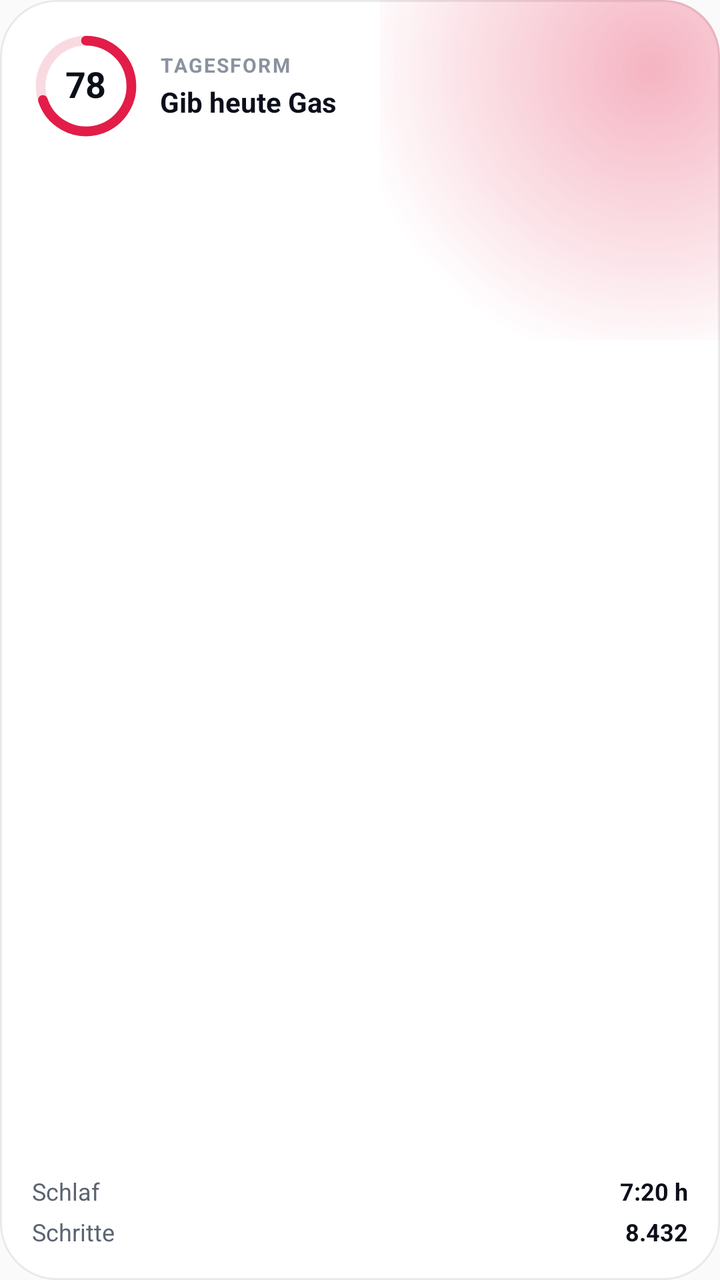
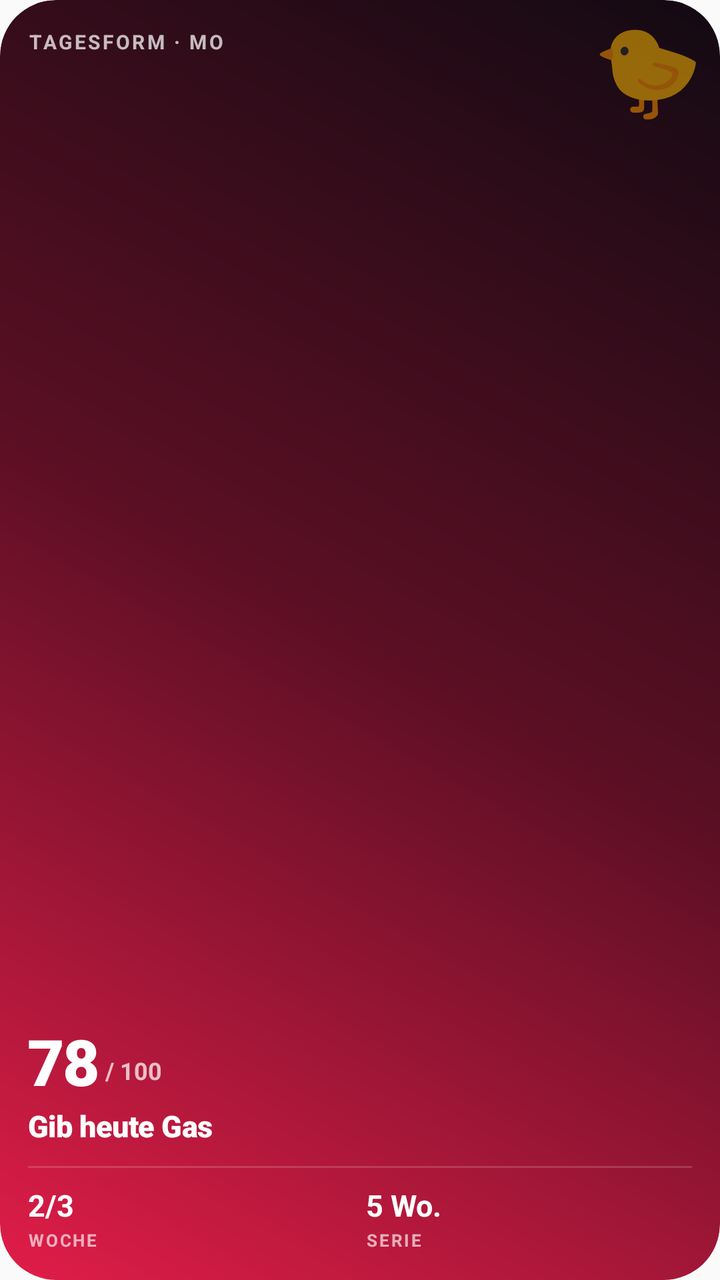

Two renders of the same Android screen: before a commit and after it. Below are the layout's source before the change and the commit's diff.
<!-- AndroidManifest.xml: application theme AppTheme -->
<!-- res/layout/widget_readiness.xml -->
<?xml version="1.0" encoding="utf-8"?>
<FrameLayout xmlns:android="http://schemas.android.com/apk/res/android"
    android:id="@android:id/background"
    style="@style/WidgetFb.Card">

    <ImageView android:id="@+id/glow" style="@style/WidgetFb.Glow" />

    <include
        android:id="@+id/empty"
        layout="@layout/widget_empty"
        android:visibility="gone" />

    <LinearLayout
        android:id="@+id/content"
        style="@style/WidgetFb.Content">

        <LinearLayout
            android:layout_width="match_parent"
            android:layout_height="wrap_content"
            android:gravity="center_vertical"
            android:orientation="horizontal">

            <FrameLayout
                android:layout_width="54dp"
                android:layout_height="54dp">

                <ImageView android:id="@+id/ring" style="@style/WidgetFb.Ring" />

                <TextView
                    android:id="@+id/score"
                    style="@style/WidgetFb.Number"
                    android:layout_gravity="center"
                    android:text="78"
                    android:textSize="18sp" />
            </FrameLayout>

            <LinearLayout
                android:layout_width="0dp"
                android:layout_height="wrap_content"
                android:layout_marginStart="10dp"
                android:layout_weight="1"
                android:orientation="vertical">

                <TextView
                    android:id="@+id/overline"
                    style="@style/WidgetFb.Overline"
                    android:letterSpacing="0.08"
                    android:text="Tagesform" />

                <TextView
                    android:id="@+id/advice"
                    style="@style/WidgetFb.Title"
                    android:layout_marginTop="2dp"
                    android:text="Gib heute Gas"
                    android:textSize="14sp" />
            </LinearLayout>
        </LinearLayout>

        <FrameLayout style="@style/WidgetFb.Fill" />

        <LinearLayout
            android:id="@+id/stat1"
            android:layout_width="match_parent"
            android:layout_height="wrap_content"
            android:orientation="horizontal">

            <TextView
                android:id="@+id/stat1_label"
                style="@style/WidgetFb.Body"
                android:layout_width="0dp"
                android:layout_weight="1"
                android:text="Schlaf" />

            <TextView
                android:id="@+id/stat1_value"
                style="@style/WidgetFb.Value"
                android:text="7:20 h" />
        </LinearLayout>

        <LinearLayout
            android:id="@+id/stat2"
            android:layout_width="match_parent"
            android:layout_height="wrap_content"
            android:layout_marginTop="4dp"
            android:orientation="horizontal">

            <TextView
                android:id="@+id/stat2_label"
                style="@style/WidgetFb.Body"
                android:layout_width="0dp"
                android:layout_weight="1"
                android:text="Schritte" />

            <TextView
                android:id="@+id/stat2_value"
                style="@style/WidgetFb.Value"
                android:text="8.432" />
        </LinearLayout>
    </LinearLayout>
</FrameLayout>
<!-- res/layout/widget_empty.xml (included above) -->
<?xml version="1.0" encoding="utf-8"?>
<LinearLayout xmlns:android="http://schemas.android.com/apk/res/android"
    android:layout_width="match_parent"
    android:layout_height="match_parent"
    android:gravity="center"
    android:orientation="vertical"
    android:padding="@dimen/widget_pad">

    <TextView
        android:id="@+id/empty_title"
        style="@style/WidgetFb.Title"
        android:gravity="center"
        android:textSize="14sp" />

    <TextView
        android:id="@+id/empty_hint"
        style="@style/WidgetFb.Muted"
        android:layout_width="match_parent"
        android:layout_marginTop="4dp"
        android:gravity="center"
        android:maxLines="2" />
</LinearLayout>
<!-- resources referenced by this layout -->
<resources>
  <dimen name="widget_pad">16dp</dimen>
  <style name="WidgetFb.Body">
          <item name="android:layout_width">wrap_content</item>
          <item name="android:layout_height">wrap_content</item>
          <item name="android:textColor">@color/widget_text2</item>
          <item name="android:textSize">12sp</item>
          <item name="android:maxLines">1</item>
          <item name="android:ellipsize">end</item>
      </style>
  <style name="WidgetFb.Card">
          <item name="android:layout_width">match_parent</item>
          <item name="android:layout_height">match_parent</item>
          <item name="android:background">@drawable/widget_card</item>
      </style>
  <style name="WidgetFb.Content">
          <item name="android:layout_width">match_parent</item>
          <item name="android:layout_height">match_parent</item>
          <item name="android:padding">@dimen/widget_pad</item>
          <item name="android:orientation">vertical</item>
      </style>
  <style name="WidgetFb.Glow">
          <item name="android:layout_width">170dp</item>
          <item name="android:layout_height">170dp</item>
          <item name="android:layout_gravity">top|end</item>
          <item name="android:scaleType">fitXY</item>
          <item name="android:src">@drawable/widget_glow_preview</item>
          <item name="android:importantForAccessibility">no</item>
      </style>
  <style name="WidgetFb.Muted">
          <item name="android:layout_width">wrap_content</item>
          <item name="android:layout_height">wrap_content</item>
          <item name="android:textColor">@color/widget_muted</item>
          <item name="android:textSize">11sp</item>
          <item name="android:maxLines">1</item>
          <item name="android:ellipsize">end</item>
      </style>
  <style name="WidgetFb.Number">
          <item name="android:layout_width">wrap_content</item>
          <item name="android:layout_height">wrap_content</item>
          <item name="android:textColor">@color/widget_text</item>
          <item name="android:textSize">30sp</item>
          <item name="android:textStyle">bold</item>
          <item name="android:fontFamily">sans-serif</item>
          <item name="android:letterSpacing">-0.02</item>
          <item name="android:fontFeatureSettings">tnum</item>
          <item name="android:includeFontPadding">false</item>
          <item name="android:maxLines">1</item>
      </style>
  <style name="WidgetFb.Overline">
          <item name="android:layout_width">wrap_content</item>
          <item name="android:layout_height">wrap_content</item>
          <item name="android:textColor">@color/widget_muted</item>
          <item name="android:textSize">10sp</item>
          <item name="android:textStyle">bold</item>
          <item name="android:letterSpacing">0.12</item>
          <item name="android:textAllCaps">true</item>
          <item name="android:maxLines">1</item>
          <item name="android:ellipsize">end</item>
      </style>
  <style name="WidgetFb.Ring">
          <item name="android:layout_width">match_parent</item>
          <item name="android:layout_height">match_parent</item>
          <item name="android:scaleType">fitCenter</item>
          <item name="android:src">@drawable/widget_ring_preview</item>
          <item name="android:importantForAccessibility">no</item>
      </style>
  <style name="WidgetFb.Title">
          <item name="android:layout_width">match_parent</item>
          <item name="android:layout_height">wrap_content</item>
          <item name="android:textColor">@color/widget_text</item>
          <item name="android:textSize">16sp</item>
          <item name="android:textStyle">bold</item>
          <item name="android:ellipsize">end</item>
          <item name="android:maxLines">2</item>
          <item name="android:lineSpacingMultiplier">0.95</item>
      </style>
  <style name="WidgetFb.Value">
          <item name="android:layout_width">wrap_content</item>
          <item name="android:layout_height">wrap_content</item>
          <item name="android:textColor">@color/widget_text</item>
          <item name="android:textSize">12sp</item>
          <item name="android:textStyle">bold</item>
          <item name="android:fontFeatureSettings">tnum</item>
          <item name="android:maxLines">1</item>
      </style>
  <color name="widget_text2">#5B6472</color>
  <!-- drawable widget_card (drawable) -->
  <?xml version="1.0" encoding="utf-8"?>
  <shape xmlns:android="http://schemas.android.com/apk/res/android" android:shape="rectangle">
      <solid android:color="@color/widget_card" />
      <stroke android:width="1dp" android:color="@color/widget_stroke" />
      <corners android:radius="@dimen/widget_radius" />
  </shape>
  <!-- drawable widget_glow_preview (drawable) -->
  <?xml version="1.0" encoding="utf-8"?>
  <shape xmlns:android="http://schemas.android.com/apk/res/android" android:shape="rectangle">
      <gradient
          android:centerX="0.8"
          android:centerY="0.2"
          android:endColor="#00E11D48"
          android:gradientRadius="150dp"
          android:startColor="#55E11D48"
          android:type="radial" />
  </shape>
  <color name="widget_muted">#8A92A0</color>
  <color name="widget_text">#0B0F19</color>
  <!-- drawable widget_ring_preview (drawable) -->
  <?xml version="1.0" encoding="utf-8"?>
  <vector xmlns:android="http://schemas.android.com/apk/res/android"
      android:width="96dp"
      android:height="96dp"
      android:viewportWidth="100"
      android:viewportHeight="100">
      <path
          android:pathData="M50,8 A42,42 0 1,1 49.99,8"
          android:strokeWidth="9"
          android:strokeColor="#29E11D48" />
      <path
          android:pathData="M50,8 A42,42 0 1,1 10.06,62.98"
          android:strokeLineCap="round"
          android:strokeWidth="9"
          android:strokeColor="#E11D48" />
  </vector>
  <color name="widget_card">#FFFFFF</color>
  <color name="widget_stroke">#140B0F19</color>
  <!-- unchanged entries left out for length: 3 -->
</resources>

<!-- the commit's change to res/layout/widget_readiness.xml (unified diff, before → after) -->
@@ -1,123 +1,178 @@
 <?xml version="1.0" encoding="utf-8"?>
 <FrameLayout xmlns:android="http://schemas.android.com/apk/res/android"
     android:id="@android:id/background"
-    style="@style/WidgetFb.Card">
+    style="@style/WidgetFb.Hero">
 
-    <ImageView android:id="@+id/glow" style="@style/WidgetFb.Glow" />
+    <ImageView android:id="@+id/art" style="@style/WidgetFb.Art" />
 
     <include
         android:id="@+id/empty"
-        layout="@layout/widget_empty"
+        layout="@layout/widget_empty_hero"
         android:visibility="gone" />
 
     <LinearLayout
         android:id="@+id/content"
-        style="@style/WidgetFb.Content">
+        style="@style/WidgetFb.HeroContent">
 
-        <LinearLayout
-            android:layout_width="match_parent"
-            android:layout_height="wrap_content"
-            android:gravity="center_vertical"
-            android:orientation="horizontal">
-
-            <FrameLayout
-                android:layout_width="54dp"
-                android:layout_height="54dp">
-
-                <ImageView android:id="@+id/ring" style="@style/WidgetFb.Ring" />
-
-                <TextView
-                    android:id="@+id/score"
-                    style="@style/WidgetFb.Number"
-                    android:layout_gravity="center"
-                    android:text="78"
-                    android:textSize="18sp" />
-            </FrameLayout>
-
-            <LinearLayout
-                android:layout_width="0dp"
-                android:layout_height="wrap_content"
-                android:layout_marginStart="10dp"
-                android:layout_weight="1"
-                android:orientation="vertical">
-
-                <TextView
-                    android:id="@+id/overline"
-                    style="@style/WidgetFb.Overline"
-                    android:letterSpacing="0.08"
-                    android:text="Tagesform" />
-
-                <TextView
-                    android:id="@+id/advice"
-                    style="@style/WidgetFb.Title"
-                    android:layout_marginTop="2dp"
-                    android:text="Gib heute Gas"
-                    android:textSize="14sp" />
-            </LinearLayout>
-        </LinearLayout>
+        <TextView
+            android:id="@+id/overline"
+            style="@style/WidgetFb.HeroOverline"
+            android:layout_marginEnd="54dp"
+            android:text="Tagesform · Mo" />
 
         <FrameLayout style="@style/WidgetFb.Fill" />
 
         <LinearLayout
-            android:id="@+id/stat1"
-            android:layout_width="match_parent"
+            android:id="@+id/score_row"
+            android:layout_width="wrap_content"
             android:layout_height="wrap_content"
+            android:gravity="bottom"
             android:orientation="horizontal">
 
             <TextView
-                android:id="@+id/stat1_label"
-                style="@style/WidgetFb.Body"
-                android:layout_width="0dp"
-                android:layout_weight="1"
-                android:text="Schlaf" />
+                android:id="@+id/score"
+                style="@style/WidgetFb.HeroNumber"
+                android:text="78" />
 
             <TextView
-                android:id="@+id/stat1_value"
-                style="@style/WidgetFb.Value"
-                android:text="7:20 h" />
+                style="@style/WidgetFb.HeroBody"
+                android:layout_marginStart="3dp"
+                android:layout_marginBottom="3dp"
+                android:text="/ 100"
+                android:textStyle="bold" />
+        </LinearLayout>
+
+        <TextView
+            android:id="@+id/advice"
+            style="@style/WidgetFb.HeroTitle"
+            android:layout_marginTop="2dp"
+            android:text="Gib heute Gas"
+            android:textSize="15sp" />
+
+        <include layout="@layout/widget_hero_stats" />
+    </LinearLayout>
+
+    <include
+        layout="@layout/widget_hero_buddy"
+        android:layout_width="64dp"
+        android:layout_height="64dp"
+        android:layout_gravity="top|end"
+        android:layout_marginTop="4dp"
+        android:layout_marginEnd="4dp" />
+</FrameLayout>
+<!-- res/layout/widget_empty_hero.xml (included above) -->
+<?xml version="1.0" encoding="utf-8"?>
+<LinearLayout xmlns:android="http://schemas.android.com/apk/res/android"
+    android:layout_width="match_parent"
+    android:layout_height="match_parent"
+    android:gravity="bottom|start"
+    android:orientation="vertical"
+    android:padding="14dp">
+
+    <TextView
+        android:id="@+id/empty_title"
+        style="@style/WidgetFb.HeroTitle"
+        android:textSize="16sp" />
+
+    <TextView
+        android:id="@+id/empty_hint"
+        style="@style/WidgetFb.HeroBody"
+        android:layout_width="match_parent"
+        android:layout_marginTop="4dp"
+        android:maxLines="2" />
+</LinearLayout>
+<!-- res/layout/widget_hero_stats.xml (included above) -->
+<?xml version="1.0" encoding="utf-8"?>
+<LinearLayout xmlns:android="http://schemas.android.com/apk/res/android"
+    android:layout_width="match_parent"
+    android:layout_height="wrap_content"
+    android:layout_marginTop="10dp"
+    android:orientation="vertical">
+
+    <FrameLayout
+        android:id="@+id/divider"
+        android:layout_width="match_parent"
+        android:layout_height="1dp"
+        android:background="@drawable/widget_hero_line" />
+
+    <LinearLayout
+        android:id="@+id/stats"
+        android:layout_width="match_parent"
+        android:layout_height="wrap_content"
+        android:layout_marginTop="8dp"
+        android:orientation="horizontal">
+
+        <LinearLayout
+            android:id="@+id/stat1"
+            android:layout_width="0dp"
+            android:layout_height="wrap_content"
+            android:layout_weight="1"
+            android:orientation="vertical">
+
+            <TextView android:id="@+id/stat1_value" style="@style/WidgetFb.HeroStatValue" android:text="2/3" />
+            <TextView android:id="@+id/stat1_label" style="@style/WidgetFb.HeroStatLabel" android:text="Woche" />
         </LinearLayout>
 
         <LinearLayout
             android:id="@+id/stat2"
-            android:layout_width="match_parent"
+            android:layout_width="0dp"
             android:layout_height="wrap_content"
-            android:layout_marginTop="4dp"
-            android:orientation="horizontal">
+            android:layout_marginStart="6dp"
+            android:layout_weight="1"
+            android:orientation="vertical">
 
-            <TextView
-                android:id="@+id/stat2_label"
-                style="@style/WidgetFb.Body"
-                android:layout_width="0dp"
-                android:layout_weight="1"
-                android:text="Schritte" />
+            <TextView android:id="@+id/stat2_value" style="@style/WidgetFb.HeroStatValue" android:text="5 Wo." />
+            <TextView android:id="@+id/stat2_label" style="@style/WidgetFb.HeroStatLabel" android:text="Serie" />
+        </LinearLayout>
 
-            <TextView
-                android:id="@+id/stat2_value"
-                style="@style/WidgetFb.Value"
-                android:text="8.432" />
+        <LinearLayout
+            android:id="@+id/stat3"
+            android:layout_width="0dp"
+            android:layout_height="wrap_content"
+            android:layout_marginStart="6dp"
+            android:layout_weight="1"
+            android:orientation="vertical"
+            android:visibility="gone">
+
+            <TextView android:id="@+id/stat3_value" style="@style/WidgetFb.HeroStatValue" />
+            <TextView android:id="@+id/stat3_label" style="@style/WidgetFb.HeroStatLabel" />
         </LinearLayout>
+
+        
+        <FrameLayout
+            android:id="@+id/seal_space"
+            android:layout_width="48dp"
+            android:layout_height="1dp"
+            android:visibility="gone" />
     </LinearLayout>
-</FrameLayout>
-<!-- res/layout/widget_empty.xml (included above) -->
+</LinearLayout>
+<!-- res/layout/widget_hero_buddy.xml (included above) -->
 <?xml version="1.0" encoding="utf-8"?>
-<LinearLayout xmlns:android="http://schemas.android.com/apk/res/android"
-    android:layout_width="match_parent"
-    android:layout_height="match_parent"
-    android:gravity="center"
-    android:orientation="vertical"
-    android:padding="@dimen/widget_pad">
+<FrameLayout xmlns:android="http://schemas.android.com/apk/res/android"
+    android:id="@+id/buddy_box"
+    android:layout_width="64dp"
+    android:layout_height="64dp"
+    android:layout_gravity="top|end"
+    android:layout_marginTop="4dp"
+    android:layout_marginEnd="4dp">
+
+    <ImageView
+        android:id="@+id/buddy"
+        android:layout_width="match_parent"
+        android:layout_height="match_parent"
+        android:contentDescription="Buddy"
+        android:scaleType="fitCenter"
+        android:visibility="gone" />
 
     <TextView
-        android:id="@+id/empty_title"
-        style="@style/WidgetFb.Title"
+        android:id="@+id/buddy_emoji"
+        android:layout_width="match_parent"
+        android:layout_height="match_parent"
+        android:autoSizeMaxTextSize="80sp"
+        android:autoSizeMinTextSize="20sp"
+        android:autoSizeTextType="uniform"
         android:gravity="center"
-        android:textSize="14sp" />
-
-    <TextView
-        android:id="@+id/empty_hint"
-        style="@style/WidgetFb.Muted"
-        android:layout_width="match_parent"
-        android:layout_marginTop="4dp"
-        android:gravity="center"
-        android:maxLines="2" />
-</LinearLayout>
+        android:includeFontPadding="false"
+        android:padding="6dp"
+        android:text="🐤" />
+</FrameLayout>
<!-- resource entries referenced after the edit -->
@@ -1,57 +1,50 @@
 <!-- resources referenced by this layout -->
 <resources>
-  <dimen name="widget_pad">16dp</dimen>
-  <style name="WidgetFb.Body">
+  <!-- drawable widget_hero_line (drawable) -->
+  <?xml version="1.0" encoding="utf-8"?>
+  <shape xmlns:android="http://schemas.android.com/apk/res/android" android:shape="rectangle">
+      <solid android:color="@color/hero_line" />
+  </shape>
+  <style name="WidgetFb.Art">
+          <item name="android:layout_width">match_parent</item>
+          <item name="android:layout_height">match_parent</item>
+          <item name="android:scaleType">centerCrop</item>
+          <item name="android:importantForAccessibility">no</item>
+      </style>
+  <style name="WidgetFb.Hero">
+          <item name="android:layout_width">match_parent</item>
+          <item name="android:layout_height">match_parent</item>
+          <item name="android:background">@drawable/widget_hero</item>
+      </style>
+  <style name="WidgetFb.HeroBody">
           <item name="android:layout_width">wrap_content</item>
           <item name="android:layout_height">wrap_content</item>
-          <item name="android:textColor">@color/widget_text2</item>
+          <item name="android:textColor">@color/hero_text2</item>
           <item name="android:textSize">12sp</item>
           <item name="android:maxLines">1</item>
           <item name="android:ellipsize">end</item>
       </style>
-  <style name="WidgetFb.Card">
+  <style name="WidgetFb.HeroContent">
           <item name="android:layout_width">match_parent</item>
           <item name="android:layout_height">match_parent</item>
-          <item name="android:background">@drawable/widget_card</item>
-      </style>
-  <style name="WidgetFb.Content">
-          <item name="android:layout_width">match_parent</item>
-          <item name="android:layout_height">match_parent</item>
-          <item name="android:padding">@dimen/widget_pad</item>
+          <item name="android:padding">14dp</item>
           <item name="android:orientation">vertical</item>
       </style>
-  <style name="WidgetFb.Glow">
-          <item name="android:layout_width">170dp</item>
-          <item name="android:layout_height">170dp</item>
-          <item name="android:layout_gravity">top|end</item>
-          <item name="android:scaleType">fitXY</item>
-          <item name="android:src">@drawable/widget_glow_preview</item>
-          <item name="android:importantForAccessibility">no</item>
-      </style>
-  <style name="WidgetFb.Muted">
+  <style name="WidgetFb.HeroNumber">
           <item name="android:layout_width">wrap_content</item>
           <item name="android:layout_height">wrap_content</item>
-          <item name="android:textColor">@color/widget_muted</item>
-          <item name="android:textSize">11sp</item>
-          <item name="android:maxLines">1</item>
-          <item name="android:ellipsize">end</item>
-      </style>
-  <style name="WidgetFb.Number">
-          <item name="android:layout_width">wrap_content</item>
-          <item name="android:layout_height">wrap_content</item>
-          <item name="android:textColor">@color/widget_text</item>
-          <item name="android:textSize">30sp</item>
-          <item name="android:textStyle">bold</item>
-          <item name="android:fontFamily">sans-serif</item>
-          <item name="android:letterSpacing">-0.02</item>
+          <item name="android:textColor">@color/hero_text</item>
+          <item name="android:textSize">32sp</item>
+          <item name="android:fontFamily">sans-serif-black</item>
+          <item name="android:letterSpacing">-0.03</item>
           <item name="android:fontFeatureSettings">tnum</item>
           <item name="android:includeFontPadding">false</item>
           <item name="android:maxLines">1</item>
       </style>
-  <style name="WidgetFb.Overline">
+  <style name="WidgetFb.HeroOverline">
           <item name="android:layout_width">wrap_content</item>
           <item name="android:layout_height">wrap_content</item>
-          <item name="android:textColor">@color/widget_muted</item>
+          <item name="android:textColor">@color/hero_text2</item>
           <item name="android:textSize">10sp</item>
           <item name="android:textStyle">bold</item>
           <item name="android:letterSpacing">0.12</item>
@@ -59,72 +52,58 @@
           <item name="android:maxLines">1</item>
           <item name="android:ellipsize">end</item>
       </style>
-  <style name="WidgetFb.Ring">
+  <style name="WidgetFb.HeroStatLabel">
+          <item name="android:layout_width">wrap_content</item>
+          <item name="android:layout_height">wrap_content</item>
+          <item name="android:layout_marginTop">2dp</item>
+          <item name="android:textColor">@color/hero_muted</item>
+          <item name="android:textSize">8.5sp</item>
+          <item name="android:textStyle">bold</item>
+          <item name="android:letterSpacing">0.1</item>
+          <item name="android:textAllCaps">true</item>
+          <item name="android:maxLines">1</item>
+          <item name="android:ellipsize">end</item>
+      </style>
+  <style name="WidgetFb.HeroStatValue">
           <item name="android:layout_width">match_parent</item>
-          <item name="android:layout_height">match_parent</item>
-          <item name="android:scaleType">fitCenter</item>
-          <item name="android:src">@drawable/widget_ring_preview</item>
-          <item name="android:importantForAccessibility">no</item>
+          <item name="android:layout_height">20dp</item>
+          <item name="android:textColor">@color/hero_text</item>
+          <item name="android:textSize">15sp</item>
+          <item name="android:textStyle">bold</item>
+          <item name="android:fontFeatureSettings">tnum</item>
+          <item name="android:includeFontPadding">false</item>
+          <item name="android:gravity">bottom|start</item>
+          <item name="android:maxLines">1</item>
+          <item name="android:autoSizeTextType">uniform</item>
+          <item name="android:autoSizeMinTextSize">10sp</item>
+          <item name="android:autoSizeMaxTextSize">15sp</item>
       </style>
-  <style name="WidgetFb.Title">
+  <style name="WidgetFb.HeroTitle">
           <item name="android:layout_width">match_parent</item>
           <item name="android:layout_height">wrap_content</item>
-          <item name="android:textColor">@color/widget_text</item>
-          <item name="android:textSize">16sp</item>
-          <item name="android:textStyle">bold</item>
+          <item name="android:textColor">@color/hero_text</item>
+          <item name="android:textSize">18sp</item>
+          <item name="android:fontFamily">sans-serif-black</item>
+          <item name="android:letterSpacing">-0.01</item>
           <item name="android:ellipsize">end</item>
           <item name="android:maxLines">2</item>
-          <item name="android:lineSpacingMultiplier">0.95</item>
+          <item name="android:lineSpacingMultiplier">0.92</item>
       </style>
-  <style name="WidgetFb.Value">
-          <item name="android:layout_width">wrap_content</item>
-          <item name="android:layout_height">wrap_content</item>
-          <item name="android:textColor">@color/widget_text</item>
-          <item name="android:textSize">12sp</item>
-          <item name="android:textStyle">bold</item>
-          <item name="android:fontFeatureSettings">tnum</item>
-          <item name="android:maxLines">1</item>
-      </style>
-  <color name="widget_text2">#5B6472</color>
-  <!-- drawable widget_card (drawable) -->
-  <?xml version="1.0" encoding="utf-8"?>
-  <shape xmlns:android="http://schemas.android.com/apk/res/android" android:shape="rectangle">
-      <solid android:color="@color/widget_card" />
-      <stroke android:width="1dp" android:color="@color/widget_stroke" />
-      <corners android:radius="@dimen/widget_radius" />
-  </shape>
-  <!-- drawable widget_glow_preview (drawable) -->
+  <color name="hero_line">#29FFFFFF</color>
+  <!-- drawable widget_hero (drawable) -->
   <?xml version="1.0" encoding="utf-8"?>
   <shape xmlns:android="http://schemas.android.com/apk/res/android" android:shape="rectangle">
       <gradient
-          android:centerX="0.8"
-          android:centerY="0.2"
-          android:endColor="#00E11D48"
-          android:gradientRadius="150dp"
-          android:startColor="#55E11D48"
-          android:type="radial" />
+          android:angle="45"
+          android:centerColor="#5C0F24"
+          android:endColor="#120A12"
+          android:startColor="#E11D48"
+          android:type="linear" />
+      <corners android:radius="@dimen/widget_radius" />
   </shape>
-  <color name="widget_muted">#8A92A0</color>
-  <color name="widget_text">#0B0F19</color>
-  <!-- drawable widget_ring_preview (drawable) -->
-  <?xml version="1.0" encoding="utf-8"?>
-  <vector xmlns:android="http://schemas.android.com/apk/res/android"
-      android:width="96dp"
-      android:height="96dp"
-      android:viewportWidth="100"
-      android:viewportHeight="100">
-      <path
-          android:pathData="M50,8 A42,42 0 1,1 49.99,8"
-          android:strokeWidth="9"
-          android:strokeColor="#29E11D48" />
-      <path
-          android:pathData="M50,8 A42,42 0 1,1 10.06,62.98"
-          android:strokeLineCap="round"
-          android:strokeWidth="9"
-          android:strokeColor="#E11D48" />
-  </vector>
-  <color name="widget_card">#FFFFFF</color>
-  <color name="widget_stroke">#140B0F19</color>
+  <color name="hero_text2">#B8FFFFFF</color>
+  <color name="hero_text">#FFFFFF</color>
+  <color name="hero_muted">#A6FFFFFF</color>
   <!-- unchanged entries left out for length: 3 -->
 </resources>
 
